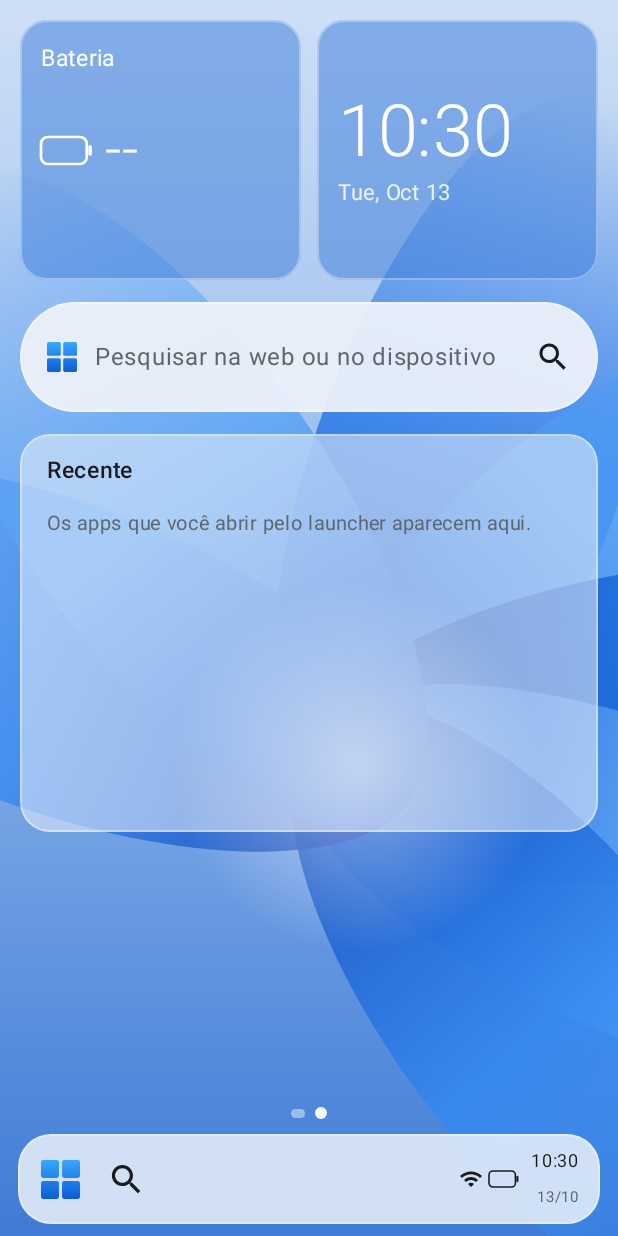
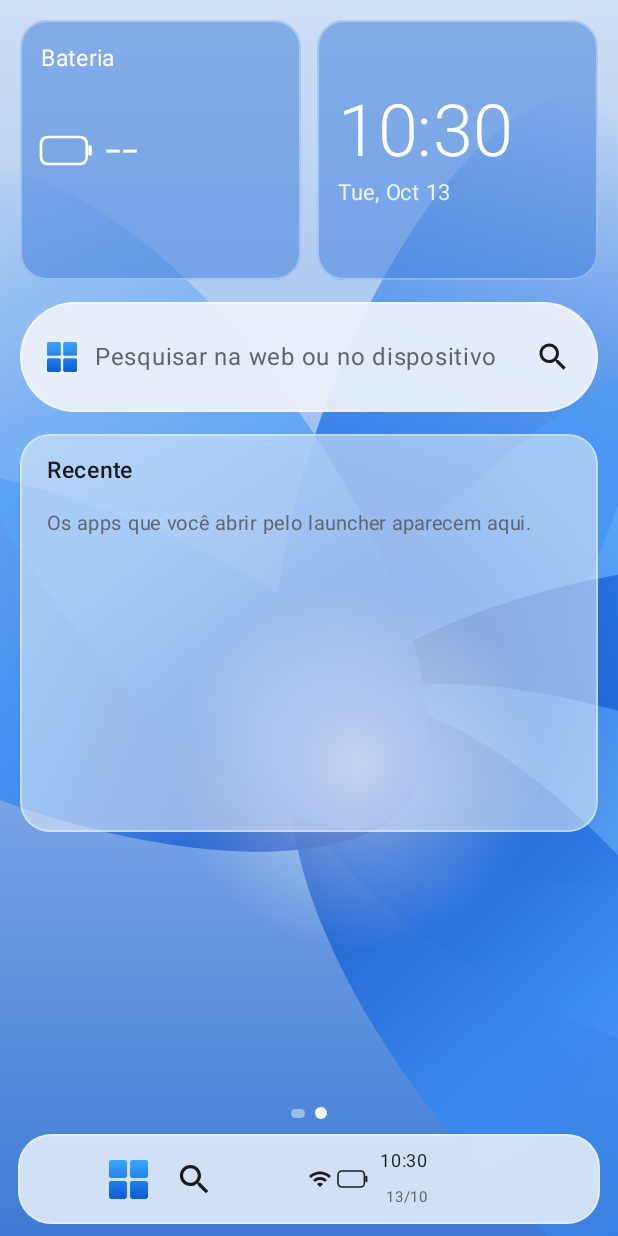
Before and after one commit to jesieldotdev/launcher, an Android app built with Jetpack Compose: the screen it shows after launch (MainActivity), on a phone screen of 412 x 824 dp. Run offline under Robolectric (Android 15) with nearby library versions, the phone set to English and light mode, and no system bars; pictures from the network do not load.

Commit message:
Dock: bandeja de hora e data em todos os temas e ajustes da barra (em andamento)
- Bandeja compartilhada (hora, data, Wi-Fi e bateria) com menu de toque
  longo, agora também no Ubuntu, macOS e iOS (desligada por padrão)
- Tamanho dos ícones e máximo de apps da dock; no Windows, alinhamento
  centralizado/à esquerda e botão de pesquisa opcional
- Falta a seção correspondente em Personalizar

Co-Authored-By: Claude Opus 5.5 <noreply@anthropic.com>
Claude-Session: https://claude.ai/code/session_017rdnfXSc1vabCLEXtf2YHv

```diff
--- a/app/src/main/java/dev/jesiel/launcher/LauncherViewModel.kt
+++ b/app/src/main/java/dev/jesiel/launcher/LauncherViewModel.kt
@@ -87,7 +87,7 @@ class LauncherViewModel(application: Application) : AndroidViewModel(application
             layout = data.layoutFor(data.themeId),
             apps = apps,
             home = home,
-            dock = data.dock.mapNotNull(byKey::get),
+            dock = data.dock.mapNotNull(byKey::get).take(data.layoutFor(data.themeId).dockMaxApps),
             recents = data.recents.mapNotNull { (key, at) -> byKey[key]?.let { RecentApp(it, at) } },
             widgetIds = data.widgetIds,
             folders = data.folders.values.toList(),
@@ -156,7 +156,7 @@ class LauncherViewModel(application: Application) : AndroidViewModel(application
 
     fun toggleDock(app: AppInfo) = prefs.update { d ->
         if (app.key in d.dock) d.copy(dock = d.dock - app.key)
-        else d.copy(dock = (d.dock + app.key).takeLast(MAX_DOCK))
+        else d.copy(dock = (d.dock + app.key).takeLast(d.layoutFor(d.themeId).dockMaxApps.coerceIn(1, MAX_DOCK)))
     }
 
     /** Move o app para uma pasta existente ou cria uma nova (quando [folderId] é nulo). */
@@ -365,6 +365,6 @@ class LauncherViewModel(application: Application) : AndroidViewModel(application
     companion object {
         const val FOLDER_PREFIX = "folder:"
         const val MAX_RECENTS = 12
-        const val MAX_DOCK = 5
+        const val MAX_DOCK = 8
     }
 }
--- a/app/src/main/java/dev/jesiel/launcher/data/LauncherPrefs.kt
+++ b/app/src/main/java/dev/jesiel/launcher/data/LauncherPrefs.kt
@@ -24,8 +24,16 @@ data class ThemeLayout(
     val showDock: Boolean = true,
     /** Fundo (painel translúcido) atrás dos ícones da dock / barra de tarefas. */
     val dockBackground: Boolean = true,
-    /** Bandeja com hora, data, Wi-Fi e bateria na barra (Windows e KDE). */
+    /** Bandeja com hora (e opcionalmente data, Wi-Fi e bateria) na dock / barra de tarefas. */
     val showTray: Boolean = true,
+    val trayShowDate: Boolean = true,
+    val trayShowStatus: Boolean = true,
+    /** Tamanho dos ícones da dock; 0 usa o padrão do tema. */
+    val dockIconSizeDp: Int = 0,
+    val dockMaxApps: Int = 5,
+    /** Windows: ícones da barra centralizados (Windows 11) ou à esquerda (Windows 10). */
+    val dockCentered: Boolean = true,
+    val dockShowSearch: Boolean = true,
     /** O menu de apps abre direto na lista completa (como no KDE) em vez dos fixados. */
     val menuOpensAllApps: Boolean = false,
     /** Título, seletor de exibição e filtros por categoria acima da lista de apps. */
@@ -98,8 +106,9 @@ data class LauncherData(
     companion object {
         /** iOS e macOS começam com várias telas, como nos sistemas originais. */
         fun defaultLayout(themeId: String) = when (themeId) {
-            "ios" -> ThemeLayout(iconSizeDp = 56, multiPage = true, pageCount = 2)
-            "macos" -> ThemeLayout(multiPage = true, pageCount = 2)
+            "ios" -> ThemeLayout(iconSizeDp = 56, multiPage = true, pageCount = 2, showTray = false)
+            "macos" -> ThemeLayout(multiPage = true, pageCount = 2, showTray = false)
+            "ubuntu" -> ThemeLayout(showTray = false)
             else -> ThemeLayout()
         }
     }
@@ -145,7 +154,14 @@ class LauncherPrefs(context: Context) {
                     menuIcon = enumOr(l.optString("menuIcon"), MenuIcon.DEFAULT),
                     showDock = l.optBoolean("dock", true),
                     dockBackground = l.optBoolean("dockBackground", true),
-                    showTray = l.optBoolean("tray", true),
+                    // Só Windows e KDE tinham bandeja; nos outros temas ela começa desligada.
+                    showTray = l.optBoolean("dockTray", if (id == "windows" || id == "kde") l.optBoolean("tray", true) else false),
+                    trayShowDate = l.optBoolean("trayDate", true),
+                    trayShowStatus = l.optBoolean("trayStatus", true),
+                    dockIconSizeDp = l.optInt("dockIcon", 0),
+                    dockMaxApps = l.optInt("dockMax", 5),
+                    dockCentered = l.optBoolean("dockCentered", true),
+                    dockShowSearch = l.optBoolean("dockSearch", true),
                     menuOpensAllApps = l.optBoolean("menuAllApps", false),
                     showAppsHeader = l.optBoolean("appsHeader", true),
                     drawerIconSizeDp = l.optInt("drawerIcon", 48),
@@ -209,7 +225,13 @@ class LauncherPrefs(context: Context) {
                         .put("menuIcon", l.menuIcon.name)
                         .put("dock", l.showDock)
                         .put("dockBackground", l.dockBackground)
-                        .put("tray", l.showTray)
+                        .put("dockTray", l.showTray)
+                        .put("trayDate", l.trayShowDate)
+                        .put("trayStatus", l.trayShowStatus)
+                        .put("dockIcon", l.dockIconSizeDp)
+                        .put("dockMax", l.dockMaxApps)
+                        .put("dockCentered", l.dockCentered)
+                        .put("dockSearch", l.dockShowSearch)
                         .put("menuAllApps", l.menuOpensAllApps)
                         .put("appsHeader", l.showAppsHeader)
                         .put("drawerIcon", l.drawerIconSizeDp)
--- /dev/null
+++ b/app/src/main/java/dev/jesiel/launcher/ui/common/DockTray.kt
@@ -0,0 +1,106 @@
+package dev.jesiel.launcher.ui.common
+
+import androidx.compose.foundation.ExperimentalFoundationApi
+import androidx.compose.foundation.background
+import androidx.compose.foundation.combinedClickable
+import androidx.compose.foundation.layout.Arrangement
+import androidx.compose.foundation.layout.Box
+import androidx.compose.foundation.layout.Column
+import androidx.compose.foundation.layout.Row
+import androidx.compose.foundation.layout.Spacer
+import androidx.compose.foundation.layout.padding
+import androidx.compose.foundation.layout.size
+import androidx.compose.foundation.layout.width
+import androidx.compose.foundation.shape.RoundedCornerShape
+import androidx.compose.material.icons.Icons
+import androidx.compose.material.icons.filled.Wifi
+import androidx.compose.material3.DropdownMenu
+import androidx.compose.material3.DropdownMenuItem
+import androidx.compose.material3.Icon
+import androidx.compose.material3.Text
+import androidx.compose.runtime.Composable
+import androidx.compose.runtime.getValue
+import androidx.compose.runtime.mutableStateOf
+import androidx.compose.runtime.remember
+import androidx.compose.runtime.setValue
+import androidx.compose.ui.Alignment
+import androidx.compose.ui.Modifier
+import androidx.compose.ui.draw.clip
+import androidx.compose.ui.graphics.Color
+import androidx.compose.ui.platform.LocalContext
+import androidx.compose.ui.semantics.contentDescription
+import androidx.compose.ui.semantics.semantics
+import androidx.compose.ui.unit.dp
+import androidx.compose.ui.unit.sp
+import dev.jesiel.launcher.LauncherController
+import dev.jesiel.launcher.LauncherUiState
+import java.text.SimpleDateFormat
+import java.util.Date
+import java.util.Locale
+
+/**
+ * Bandeja da dock / barra de tarefas: hora e, conforme os ajustes, data, Wi-Fi e bateria.
+ * Tocar abre o painel de controle; o toque longo dá atalhos para ajustar ou ocultar.
+ */
+@OptIn(ExperimentalFoundationApi::class)
+@Composable
+fun DockTray(
+    state: LauncherUiState,
+    controller: LauncherController,
+    palette: LauncherPalette,
+    vertical: Boolean = false,
+) {
+    val layout = state.layout
+    if (!layout.showTray) return
+    // Sem o fundo da dock, a bandeja usa a cor de texto sobre o papel de parede.
+    val palette = palette.forDock(layout.dockBackground)
+    val context = LocalContext.current
+    val now = rememberNow()
+    val battery = rememberBatteryState()
+    val locale = remember { Locale.getDefault() }
+    val time = remember(now) {
+        SimpleDateFormat(if (android.text.format.DateFormat.is24HourFormat(context)) "HH:mm" else "h:mm", locale).format(Date(now))
+    }
+    val date = remember(now) { SimpleDateFormat("dd/MM", locale).format(Date(now)) }
+    var menu by remember { mutableStateOf(false) }
+    val active = controller.controlCenterOpen
+    val vm = controller.viewModel
+
+    Box {
+        val content: @Composable () -> Unit = {
+            if (layout.trayShowStatus) {
+                Icon(Icons.Default.Wifi, contentDescription = null, tint = palette.panelText, modifier = Modifier.size(16.dp))
+                if (vertical) Spacer(Modifier.size(4.dp)) else Spacer(Modifier.width(4.dp))
+                BatteryGlyph(battery?.percent ?: 0, battery?.charging == true, palette.panelText, 20.dp)
+                if (vertical) Spacer(Modifier.size(6.dp)) else Spacer(Modifier.width(8.dp))
+            }
+            Column(horizontalAlignment = if (vertical) Alignment.CenterHorizontally else Alignment.End) {
+                Text(time, color = palette.panelText, fontSize = 12.sp, maxLines = 1)
+                if (layout.trayShowDate) Text(date, color = palette.panelTextSecondary, fontSize = 10.sp, maxLines = 1)
+            }
+        }
+        val modifier = Modifier
+            .semantics { contentDescription = "Configurações rápidas" }
+            .clip(RoundedCornerShape(10.dp))
+            .background(if (active) palette.tile else Color.Transparent)
+            .combinedClickable(onClick = { controller.controlCenterOpen = !active }, onLongClick = { menu = true })
+            .padding(horizontal = 8.dp, vertical = 6.dp)
+        if (vertical) {
+            Column(modifier, horizontalAlignment = Alignment.CenterHorizontally, verticalArrangement = Arrangement.Center) { content() }
+        } else {
+            Row(modifier, verticalAlignment = Alignment.CenterVertically) { content() }
+        }
+        DropdownMenu(expanded = menu, onDismissRequest = { menu = false }, shape = RoundedCornerShape(12.dp)) {
+            DropdownMenuItem(
+                text = { Text(if (layout.trayShowDate) "Mostrar só a hora" else "Mostrar hora e data") },
+                onClick = { menu = false; vm.updateLayout { it.copy(trayShowDate = !it.trayShowDate) } },
+            )
+            DropdownMenuItem(
+                text = { Text(if (layout.trayShowStatus) "Ocultar Wi-Fi e bateria" else "Mostrar Wi-Fi e bateria") },
+                onClick = { menu = false; vm.updateLayout { it.copy(trayShowStatus = !it.trayShowStatus) } },
+            )
+            DropdownMenuItem(text = { Text("Ocultar hora e data") }, onClick = { menu = false; vm.updateLayout { it.copy(showTray = false) } })
+            DropdownMenuItem(text = { Text("Configurações da dock") }, onClick = { menu = false; controller.settingsOpen = true })
+        }
+    }
+}
--- a/app/src/main/java/dev/jesiel/launcher/ui/common/ThemeParts.kt
+++ b/app/src/main/java/dev/jesiel/launcher/ui/common/ThemeParts.kt
@@ -66,13 +66,14 @@ fun AppDock(
     leading: @Composable () -> Unit = {},
     trailing: @Composable () -> Unit = {},
 ) {
+    val size = if (state.layout.dockIconSizeDp > 0) state.layout.dockIconSizeDp.dp else iconSize
     val apps: @Composable () -> Unit = {
         state.dock.forEach { app ->
             AppTile(
                 app = app,
                 state = state,
                 controller = controller,
-                iconSize = iconSize,
+                iconSize = size,
                 showLabel = false,
                 labels = labels,
                 iconBackground = palette.iconBackground,
--- a/app/src/main/java/dev/jesiel/launcher/ui/ios/IosLauncher.kt
+++ b/app/src/main/java/dev/jesiel/launcher/ui/ios/IosLauncher.kt
@@ -34,6 +34,7 @@ import dev.jesiel.launcher.ui.common.BuiltinSpec
 import dev.jesiel.launcher.ui.common.ControlCenter
 import dev.jesiel.launcher.ui.common.DayCard
 import dev.jesiel.launcher.ui.common.DesktopCanvas
+import dev.jesiel.launcher.ui.common.DockTray
 import dev.jesiel.launcher.ui.common.DrawerStyle
 import dev.jesiel.launcher.ui.common.LauncherPalette
 import dev.jesiel.launcher.ui.common.SearchBar
@@ -117,6 +118,7 @@ fun IosLauncher(state: LauncherUiState, controller: LauncherController) {
                         iconSize = 54.dp,
                         shape = RoundedCornerShape(32.dp),
                         modifier = Modifier.padding(horizontal = 12.dp, vertical = 10.dp).fillMaxWidth(),
+                        trailing = { DockTray(state, controller, palette) },
                     )
                 }
             }
--- a/app/src/main/java/dev/jesiel/launcher/ui/macos/MacLauncher.kt
+++ b/app/src/main/java/dev/jesiel/launcher/ui/macos/MacLauncher.kt
@@ -55,6 +55,7 @@ import dev.jesiel.launcher.ui.common.CalendarCard
 import dev.jesiel.launcher.ui.common.ClockCard
 import dev.jesiel.launcher.ui.common.ControlCenter
 import dev.jesiel.launcher.ui.common.DesktopCanvas
+import dev.jesiel.launcher.ui.common.DockTray
 import dev.jesiel.launcher.ui.common.DockDivider
 import dev.jesiel.launcher.ui.common.DrawerStyle
 import dev.jesiel.launcher.ui.common.LauncherPalette
@@ -141,6 +142,7 @@ fun MacLauncher(state: LauncherUiState, controller: LauncherController) {
                             shape = RoundedCornerShape(26.dp),
                             modifier = Modifier.padding(horizontal = 12.dp),
                             trailing = {
+                                DockTray(state, controller, palette)
                                 DockDivider(palette.dockStroke, vertical = false)
                                 MenuBarButton(state, controller, palette, "Launchpad", Icons.Default.Apps, Color.White, { openLaunchpad(search = false) }, size = 48.dp, background = Color(0x4D8E8E93))
                             },
--- a/app/src/main/java/dev/jesiel/launcher/ui/ubuntu/UbuntuLauncher.kt
+++ b/app/src/main/java/dev/jesiel/launcher/ui/ubuntu/UbuntuLauncher.kt
@@ -54,6 +54,7 @@ import dev.jesiel.launcher.ui.common.BuiltinSpec
 import dev.jesiel.launcher.ui.common.ClockCard
 import dev.jesiel.launcher.ui.common.ControlCenter
 import dev.jesiel.launcher.ui.common.DesktopCanvas
+import dev.jesiel.launcher.ui.common.DockTray
 import dev.jesiel.launcher.ui.common.DockDivider
 import dev.jesiel.launcher.ui.common.DrawerStyle
 import dev.jesiel.launcher.ui.common.LauncherPalette
@@ -136,6 +137,7 @@ fun UbuntuLauncher(state: LauncherUiState, controller: LauncherController) {
                             labels = UbuntuLabels,
                             modifier = Modifier.fillMaxHeight(0.82f).align(Alignment.CenterVertically),
                             trailing = {
+                                DockTray(state, controller, palette, vertical = true)
                                 DockDivider(palette.cardTextSecondary.copy(alpha = 0.4f), vertical = true)
                                 MenuBarButton(state, controller, palette, "Mostrar aplicativos", Icons.Default.Apps, palette.panelText, { openDrawer(search = false) }, size = 44.dp)
                             },
--- a/app/src/main/java/dev/jesiel/launcher/ui/windows/WindowsLauncher.kt
+++ b/app/src/main/java/dev/jesiel/launcher/ui/windows/WindowsLauncher.kt
@@ -70,6 +70,7 @@ import dev.jesiel.launcher.ui.common.BuiltinSpec
 import dev.jesiel.launcher.ui.common.ClockCard
 import dev.jesiel.launcher.ui.common.ControlCenter
 import dev.jesiel.launcher.ui.common.DesktopCanvas
+import dev.jesiel.launcher.ui.common.DockTray
 import dev.jesiel.launcher.ui.common.LauncherPalette
 import dev.jesiel.launcher.ui.common.LocalPalette
 import dev.jesiel.launcher.ui.common.MenuButtonIcon
@@ -294,6 +295,10 @@ private fun Taskbar(
             .dockPanel(state.layout.dockBackground, palette, WindowsShape)
             .padding(horizontal = 6.dp),
     ) {
+        val layout = state.layout
+        val dockIcon = if (layout.dockIconSizeDp > 0) layout.dockIconSizeDp.dp else 32.dp
+        // Centralizado (Windows 11): Iniciar, busca e apps formam um grupo no meio da barra.
+        if (layout.dockCentered) Spacer(Modifier.weight(1f))
         TaskbarButton(active = startOpen, description = "Iniciar", palette = palette, onClick = onStart) {
             // O logotipo "afunda" de leve enquanto o Iniciar está aberto.
             val scale by animateFloatAsState(if (startOpen) 0.9f else 1f, spring(dampingRatio = 0.4f), label = "iniciar")
@@ -301,14 +306,16 @@ private fun Taskbar(
                 MenuButtonIcon(state, controller, palette, 28.dp) { WindowsLogo(26.dp) }
             }
         }
-        TaskbarButton(active = false, description = "Pesquisar", palette = palette, onClick = onSearch) {
-            Icon(Icons.Default.Search, contentDescription = null, tint = palette.panelText, modifier = Modifier.size(26.dp))
+        if (layout.dockShowSearch) {
+            TaskbarButton(active = false, description = "Pesquisar", palette = palette, onClick = onSearch) {
+                Icon(Icons.Default.Search, contentDescription = null, tint = palette.panelText, modifier = Modifier.size(26.dp))
+            }
         }
         if (state.dock.isNotEmpty()) {
             Box(Modifier.padding(horizontal = 4.dp).width(1.dp).height(28.dp).background(palette.panelStroke))
         }
         Row(
-            Modifier.weight(1f).horizontalScroll(rememberScrollState()),
+            Modifier.weight(if (layout.dockCentered) 2.2f else 1f, fill = !layout.dockCentered).horizontalScroll(rememberScrollState()),
             horizontalArrangement = Arrangement.spacedBy(2.dp),
             verticalAlignment = Alignment.CenterVertically,
         ) {
@@ -317,59 +324,15 @@ private fun Taskbar(
                     app = app,
                     state = state,
                     controller = controller,
-                    iconSize = 32.dp,
+                    iconSize = dockIcon,
                     showLabel = false,
                     labels = WindowsMenuLabels,
                     onLaunched = onLaunched,
                 )
             }
         }
-        if (state.layout.showTray) {
-            Tray(
-                palette,
-                active = controller.controlCenterOpen,
-                onClick = onTray,
-                onHide = { controller.viewModel.updateLayout { it.copy(showTray = false) } },
-            )
-        }
-    }
-}
-
-/** Bandeja do sistema: Wi-Fi, bateria e hora. Abre as configurações rápidas. */
-@Composable
-@OptIn(androidx.compose.foundation.ExperimentalFoundationApi::class)
-private fun Tray(palette: LauncherPalette, active: Boolean, onClick: () -> Unit, onHide: () -> Unit) {
-    var menu by remember { mutableStateOf(false) }
-    val context = LocalContext.current
-    val now = rememberNow()
-    val battery = rememberBatteryState()
-    val locale = remember { Locale.getDefault() }
-    val time = remember(now) {
-        SimpleDateFormat(if (android.text.format.DateFormat.is24HourFormat(context)) "HH:mm" else "h:mm", locale).format(Date(now))
-    }
-    val date = remember(now) { SimpleDateFormat("dd/MM", locale).format(Date(now)) }
-    Box {
-    Row(
-        verticalAlignment = Alignment.CenterVertically,
-        modifier = Modifier
-            .semantics { contentDescription = "Configurações rápidas" }
-            .clip(RoundedCornerShape(10.dp))
-            .background(if (active) palette.tile else Color.Transparent)
-            .combinedClickable(onClick = onClick, onLongClick = { menu = true })
-            .padding(horizontal = 8.dp, vertical = 6.dp),
-    ) {
-        Icon(Icons.Default.Wifi, contentDescription = null, tint = palette.panelText, modifier = Modifier.size(16.dp))
-        Spacer(Modifier.width(4.dp))
-        BatteryGlyph(battery?.percent ?: 0, battery?.charging == true, palette.panelText, 20.dp)
-        Spacer(Modifier.width(8.dp))
-        Column(horizontalAlignment = Alignment.End) {
-            Text(time, color = palette.panelText, fontSize = 12.sp, maxLines = 1)
-            Text(date, color = palette.panelTextSecondary, fontSize = 10.sp, maxLines = 1)
-        }
-    }
-    androidx.compose.material3.DropdownMenu(expanded = menu, onDismissRequest = { menu = false }, shape = RoundedCornerShape(12.dp)) {
-        androidx.compose.material3.DropdownMenuItem(text = { Text("Ocultar hora e data") }, onClick = { menu = false; onHide() })
-    }
+        if (layout.dockCentered) Spacer(Modifier.weight(1f))
+        DockTray(state, controller, palette)
     }
 }
 
```
Also changed, not shown: app/src/main/java/dev/jesiel/launcher/ui/kde/KdeLauncher.kt (+2 -21 lines), app/src/main/java/dev/jesiel/launcher/ui/settings/SettingsScreen.kt (+42 -24 lines).
